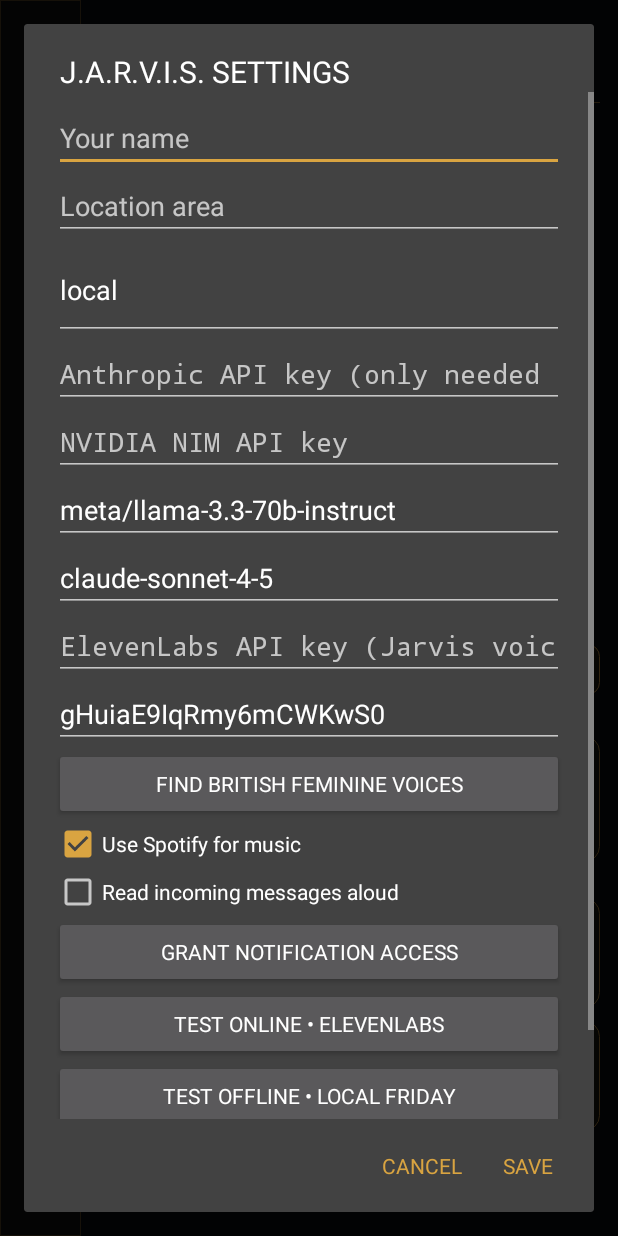
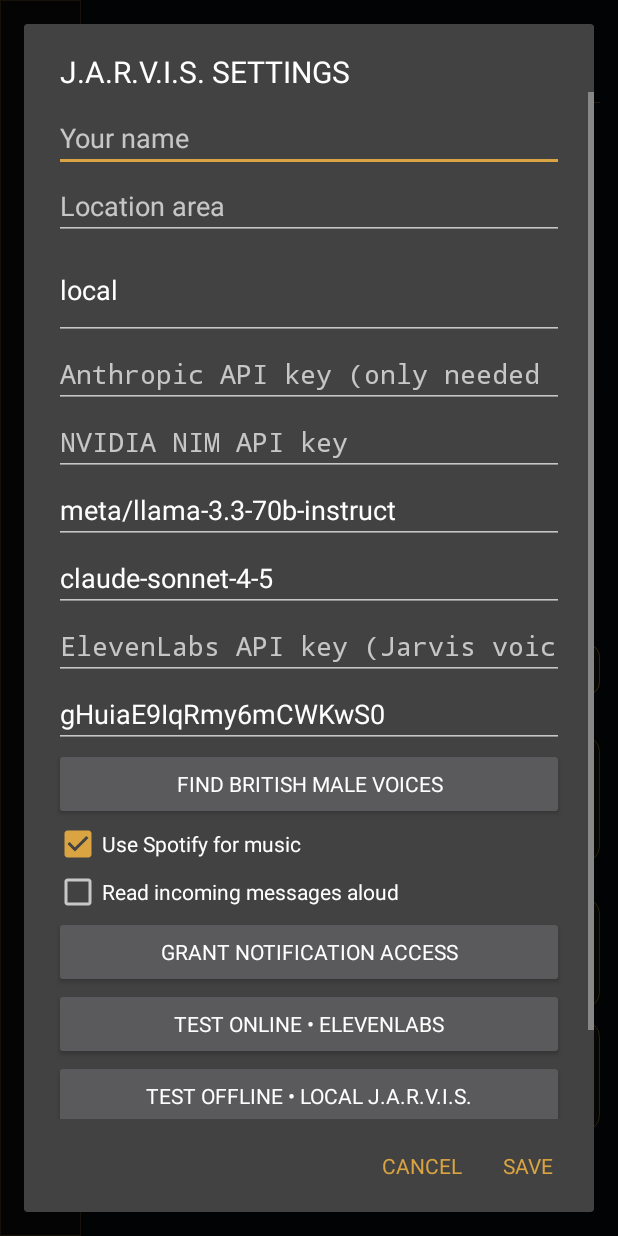
Before and after one commit to rbplumbing98-arch/Personal-AI-Jarvis-, an Android app: the screen it shows after launch (MainActivity), after a tap on an icon or button, on a phone screen of 412 x 824 dp. Run offline under Robolectric (Android 15) with nearby library versions, the phone set to English and light mode, and no system bars; libraries missing offline, so code that uses them is left out: dev.ffmpegkit.llama; 3 other taps on this screen came first.

Commit message:
Set cinematic Quantum Core labels and British male ElevenLabs voice discovery

```diff
--- a/app/src/main/java/com/jarvis/assistant/MainActivity.kt
+++ b/app/src/main/java/com/jarvis/assistant/MainActivity.kt
@@ -91,7 +91,7 @@ class MainActivity : Activity() {
         val top = LinearLayout(this).apply { orientation = LinearLayout.HORIZONTAL; gravity = Gravity.CENTER_VERTICAL; setPadding(0, 0, 0, px(8)) }
         val brand = LinearLayout(this).apply { orientation = LinearLayout.VERTICAL }
         brand.addView(TextView(this).apply { text = "J.A.R.V.I.S."; setTextColor(light); textSize = 21f; letterSpacing = 0.16f; typeface = android.graphics.Typeface.create("sans-serif-light", android.graphics.Typeface.NORMAL) })
-        brand.addView(TextView(this).apply { text = "AURELIA  •  PERSONAL AI"; setTextColor(gold); textSize = 8f; letterSpacing = 0.18f })
+        brand.addView(TextView(this).apply { text = "QUANTUM CORE  •  PERSONAL AI"; setTextColor(gold); textSize = 8f; letterSpacing = 0.18f })
         top.addView(brand, LinearLayout.LayoutParams(0, ViewGroup.LayoutParams.WRAP_CONTENT, 1f))
         status = TextView(this).apply { text = "● ONLINE"; setTextColor(gold); textSize = 10f; gravity = Gravity.CENTER_VERTICAL }
         top.addView(status)
@@ -114,7 +114,7 @@ class MainActivity : Activity() {
         content.addView(hud, LinearLayout.LayoutParams(ViewGroup.LayoutParams.MATCH_PARENT, px(310))
             .apply { setMargins(0, px(2), 0, 0) })
         content.addView(TextView(this).apply {
-            text = "AURELIA  •  ALWAYS READY"; setTextColor(light); textSize = 9f
+            text = "J.A.R.V.I.S.  •  ALWAYS READY"; setTextColor(light); textSize = 9f
             letterSpacing = 0.2f; gravity = Gravity.CENTER; setPadding(0, 0, 0, px(8))
         })
 
@@ -688,11 +688,11 @@ class MainActivity : Activity() {
         val elKey = field("ElevenLabs API key (Jarvis voice)", store.elevenKey, true)
         val vid = field("ElevenLabs voice ID", store.voiceId)
         val browseVoices = Button(this).apply {
-            text = "FIND BRITISH FEMININE VOICES"
+            text = "FIND BRITISH MALE VOICES"
             setOnClickListener {
                 val apiKey = elKey.text.toString().trim()
                 if (apiKey.isBlank()) {
-                    show("Enter your ElevenLabs API key first, then tap Find British Feminine Voices.")
+                    show("Enter your ElevenLabs API key first, then tap Find British Male Voices.")
                     return@setOnClickListener
                 }
                 store.elevenKey = apiKey
@@ -701,7 +701,7 @@ class MainActivity : Activity() {
                 Thread {
                     var failure: String? = null
                     val choices = try {
-                        val connection = (URL("https://api.elevenlabs.io/v2/voices?accent=british&gender=female&language=en&page_size=100&sort=name&sort_direction=asc")
+                        val connection = (URL("https://api.elevenlabs.io/v2/voices?accent=british&gender=male&language=en&page_size=100&sort=name&sort_direction=asc")
                             .openConnection() as HttpURLConnection).apply {
                             requestMethod = "GET"
                             connectTimeout = 12000
@@ -734,11 +734,11 @@ class MainActivity : Activity() {
                         if (failure != null) {
                             show("Voice search failed: $failure")
                         } else if (choices.isEmpty()) {
-                            show("No British feminine voices are currently available to this ElevenLabs account. Add a suitable voice to My Voices in ElevenLabs, then search again.")
+                            show("No British male voices are currently available to this ElevenLabs account. Add a suitable voice to My Voices in ElevenLabs, then search again.")
                         } else {
                             val names = choices.map { it.second }.toTypedArray()
                             AlertDialog.Builder(this@MainActivity)
-                                .setTitle("Choose your Friday-inspired voice")
+                                .setTitle("Choose your J.A.R.V.I.S. voice")
                                 .setItems(names) { _, selected ->
                                     vid.setText(choices[selected].first)
                                     voiceStatus.text = "VOICE SYSTEM • ${choices[selected].second} SELECTED — SAVE SETTINGS, THEN TEST ONLINE"
@@ -770,7 +770,7 @@ class MainActivity : Activity() {
             }
         }
         val testOfflineVoice = Button(this).apply {
-            text = "TEST OFFLINE • LOCAL FRIDAY"
+            text = "TEST OFFLINE • LOCAL J.A.R.V.I.S."
             setOnClickListener {
                 voiceStatus.text = "VOICE SYSTEM • TESTING ON-DEVICE VOICE…"
                 Speaker.testOfflineVoice()
```
